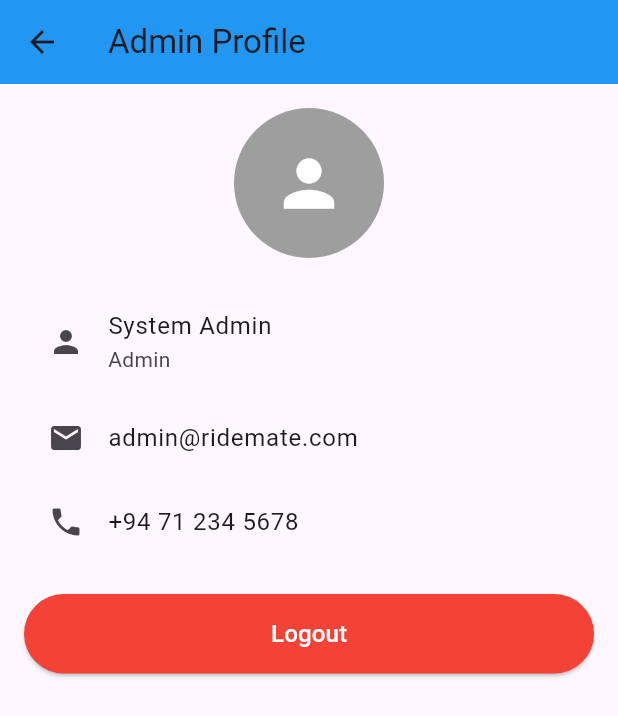
After one commit to thenugamage/Ride-Mate, a Flutter app: the AdminProfileScreen screen opened directly, on a phone screen of 412 x 824 dp. The commit adds this screen. Shown: the top 716 px of the screen. Run offline on Flutter 3.47's test engine with Material 3 defaults, Android fonts, the phone set to English and light mode, and no system bars; our stand-ins replace firebase_auth, firebase_core, google_fonts, google_sign_in; accounts and stored records are empty.

Commit message:
add driver,booking summery,admin profile

```diff
--- a/ride_mate/lib/Admin_panel/add_driver.dart
+++ b/ride_mate/lib/Admin_panel/add_driver.dart
@@ -122,8 +122,8 @@ class _DriverManagementPageState extends State<DriverManagementPage> {
           actions: [
             TextButton(
               onPressed: () => Navigator.of(context).pop(),
+              style: TextButton.styleFrom(foregroundColor: Colors.grey),
               child: Text('Cancel'),
-              style: TextButton.styleFrom(foregroundColor: Colors.grey),
             ),
             TextButton(
               onPressed: () {
@@ -138,8 +138,8 @@ class _DriverManagementPageState extends State<DriverManagementPage> {
                   SnackBar(content: Text('Driver deleted successfully')),
                 );
               },
+              style: TextButton.styleFrom(foregroundColor: Colors.red),
               child: Text('Delete'),
-              style: TextButton.styleFrom(foregroundColor: Colors.red),
             ),
           ],
         );
--- /dev/null
+++ b/ride_mate/lib/Admin_panel/admin_profile.dart
@@ -0,0 +1,62 @@
+import 'package:flutter/material.dart';
+import 'package:ride_mate/main.dart';
+
+class AdminProfileScreen extends StatefulWidget {
+  const AdminProfileScreen({super.key});
+
+  @override
+  State<AdminProfileScreen> createState() => _AdminProfileScreenState();
+}
+
+class _AdminProfileScreenState extends State<AdminProfileScreen> {
+  @override
+  Widget build(BuildContext context) {
+    return Scaffold(
+      appBar: AppBar(
+        title: const Text('Admin Profile'),
+        backgroundColor: Colors.blue,
+      ),
+      body: ListView(
+        padding: const EdgeInsets.all(16.0),
+        children: [
+          const CircleAvatar(
+            radius: 50,
+            backgroundColor: Colors.grey,
+            child: Icon(Icons.person, size: 50, color: Colors.white),
+          ),
+          const SizedBox(height: 20),
+          const ListTile(
+            leading: Icon(Icons.person),
+            title: Text('System Admin'),
+            subtitle: Text('Admin'),
+          ),
+          const ListTile(
+            leading: Icon(Icons.email),
+            title: Text('admin@ridemate.com'),
+          ),
+          const ListTile(
+            leading: Icon(Icons.phone),
+            title: Text('+94 71 234 5678'),
+          ),
+          const SizedBox(height: 20),
+          ElevatedButton(
+            onPressed: () {
+              Navigator.of(context).pushAndRemoveUntil(
+                MaterialPageRoute(builder: (context) => const MyApp()),
+                (route) => false,
+              );
+            },
+            style: ElevatedButton.styleFrom(
+              backgroundColor: Colors.red,
+              padding: const EdgeInsets.symmetric(vertical: 15),
+            ),
+            child: const Text(
+              'Logout',
+              style: TextStyle(fontSize: 16, color: Colors.white),
+            ),
+          ),
+        ],
+      ),
+    );
+  }
+}
```
Also changed, not shown: ride_mate/lib/Admin_panel/booking_summery.dart (added, +130 -0 lines), ride_mate/lib/Admin_panel/transition_monitor.dart (renamed from ride_mate/lib/Admin_panel/transitin_monitor.dart).
